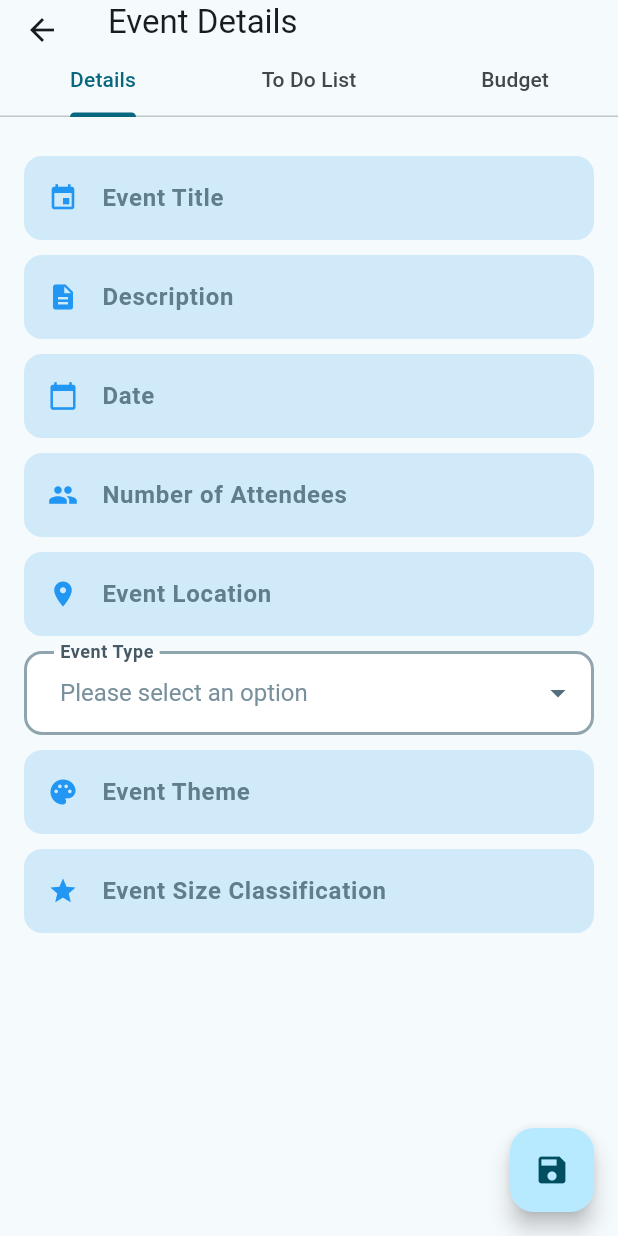
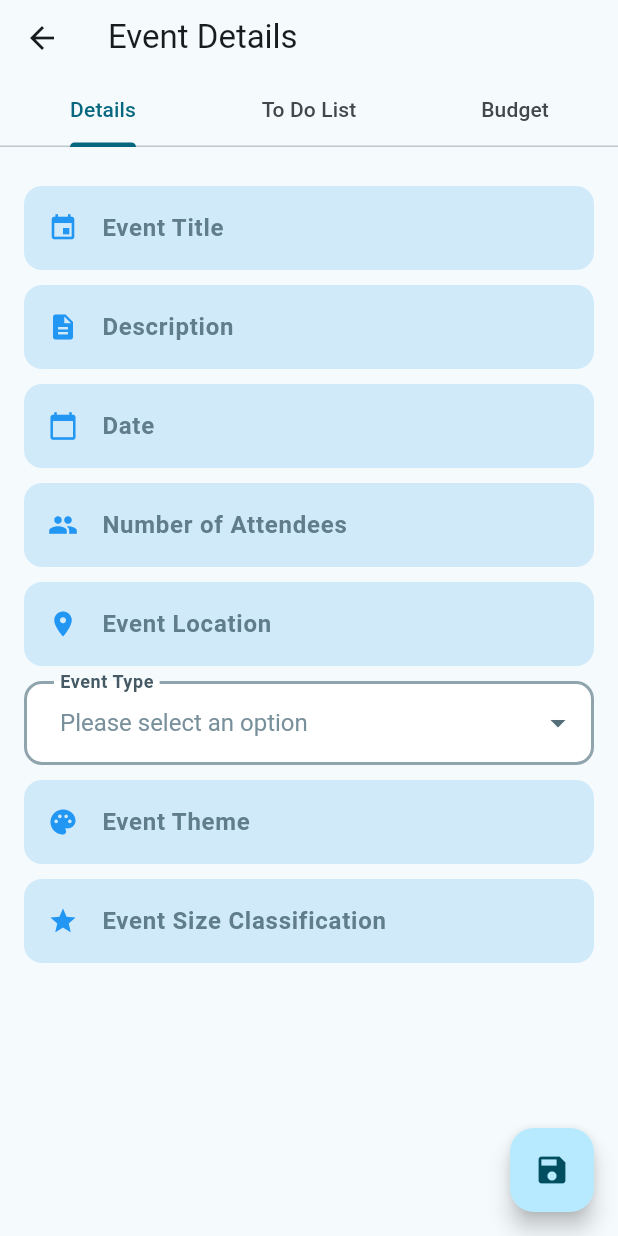
Before and after one commit to MonykPenafor/Event_Planner, a Flutter app: the screen it shows once a user with an empty profile is signed in, after a tap on the "add" icon, on a phone screen of 412 x 824 dp. Run offline on Flutter 3.47's test engine with Material 3 defaults, Android fonts, the phone set to English and light mode, and no system bars; our stand-ins replace charts_flutter, cloud_firestore, firebase_auth, firebase_core, table_calendar; accounts and stored records are empty; network calls fail.

Commit message:
small upgrades

```diff
--- a/lib/pages/event/event_budget_page.dart
+++ b/lib/pages/event/event_budget_page.dart
@@ -5,7 +5,6 @@ import 'package:provider/provider.dart';
 
 import '../../components/budget_mini_card.dart';
 import '../../components/custom_dropdown.dart';
-import '../../components/custom_snackbar.dart';
 import '../../components/payment_component.dart';
 import '../../models/payment.dart';
 import '../../models/payment_type_enum.dart';
--- a/lib/pages/event/event_navigation_page.dart
+++ b/lib/pages/event/event_navigation_page.dart
@@ -108,7 +108,7 @@ class _EventNavigationPageState extends State<EventNavigationPage> with SingleTi
 
           appBar: AppBar(
             title: const Text("Event Details"),
-            toolbarHeight: 30,
+            toolbarHeight: 50,
             bottom: TabBar(
               controller: _tabController,
               tabs: const <Widget>[
--- a/lib/pages/login/login_page.dart
+++ b/lib/pages/login/login_page.dart
@@ -63,16 +63,16 @@ class LoginPage extends StatelessWidget {
                         },
                       ),
 
-                      Container(
-                        alignment: Alignment.centerRight,
-                        padding: const EdgeInsets.only(top: 8.0),
-                        child: const Text( 'Forgot password?',
-                          style: TextStyle(
-                              color: Color.fromARGB(255, 21, 0, 70),
-                              fontWeight: FontWeight.w700
-                          ),
-                        ),
-                      ),
+                      // Container(
+                      //   alignment: Alignment.centerRight,
+                      //   padding: const EdgeInsets.only(top: 8.0),
+                      //   child: const Text( 'Forgot password?',
+                      //     style: TextStyle(
+                      //         color: Color.fromARGB(255, 21, 0, 70),
+                      //         fontWeight: FontWeight.w700
+                      //     ),
+                      //   ),
+                      // ),
 
                       const SizedBox(height: 25,),
 
```
Also changed, not shown: lib/pages/home/calendar_page.dart (+54 -5 lines), lib/services/event_services.dart (+12 -0 lines).
